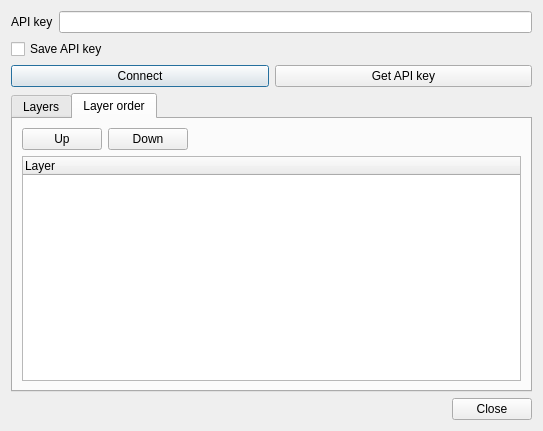
Before: the Qt Designer form addlayersdialogbase.ui in nextgis/qgis_scanex_express, drawn with Qt 5.
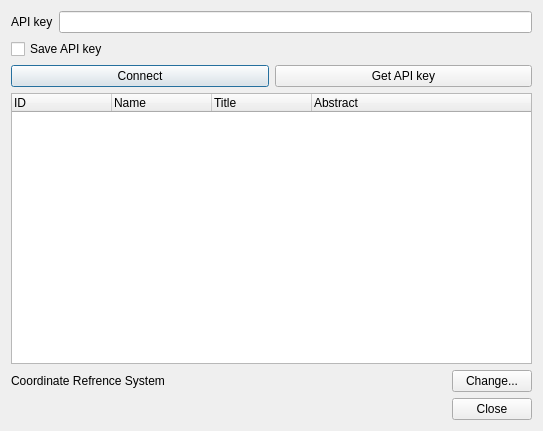
After: the same form once the commit is applied.

Commit message: remove code not used for TMS layers add handling of the bbox to wms provider code ui cleanup

Diff of the .ui file:
```diff
--- a/addlayersdialogbase.ui
+++ b/addlayersdialogbase.ui
@@ -13,7 +13,7 @@
   <property name="windowTitle">
    <string>Load layers from Scanex</string>
   </property>
-  <layout class="QVBoxLayout" name="verticalLayout_2">
+  <layout class="QVBoxLayout" name="verticalLayout">
    <item>
     <layout class="QHBoxLayout" name="horizontalLayout">
      <item>
@@ -58,16 +58,6 @@
     </layout>
    </item>
    <item>
-    <widget class="QTabWidget" name="tabWidget">
-     <property name="currentIndex">
-      <number>1</number>
-     </property>
-     <widget class="QWidget" name="tabLayers">
-      <attribute name="title">
-       <string>Layers</string>
-      </attribute>
-      <layout class="QVBoxLayout" name="verticalLayout">
-       <item>
         <widget class="QTreeWidget" name="lstLayers">
          <property name="sizePolicy">
           <sizepolicy hsizetype="Expanding" vsizetype="Expanding">
@@ -133,58 +123,6 @@
           </widget>
          </item>
         </layout>
-       </item>
-      </layout>
-      <zorder>lstLayers</zorder>
-      <zorder></zorder>
-     </widget>
-     <widget class="QWidget" name="tabOrder">
-      <attribute name="title">
-       <string>Layer order</string>
-      </attribute>
-      <layout class="QGridLayout" name="gridLayout">
-       <item row="1" column="0" colspan="3">
-        <widget class="QTreeWidget" name="lstOrder">
-         <property name="columnCount">
-          <number>1</number>
-         </property>
-         <column>
-          <property name="text">
-           <string>Layer</string>
-          </property>
-         </column>
-        </widget>
-       </item>
-       <item row="0" column="0">
-        <widget class="QPushButton" name="btnLayerUp">
-         <property name="text">
-          <string>Up</string>
-         </property>
-        </widget>
-       </item>
-       <item row="0" column="1">
-        <widget class="QPushButton" name="btnLayerDown">
-         <property name="text">
-          <string>Down</string>
-         </property>
-        </widget>
-       </item>
-       <item row="0" column="2">
-        <spacer name="horizontalSpacer_2">
-         <property name="orientation">
-          <enum>Qt::Horizontal</enum>
-         </property>
-         <property name="sizeHint" stdset="0">
-          <size>
-           <width>40</width>
-           <height>20</height>
-          </size>
-         </property>
-        </spacer>
-       </item>
-      </layout>
-     </widget>
-    </widget>
    </item>
    <item>
     <widget class="QDialogButtonBox" name="buttonBox">
```
Lines whose indentation alone changed are shown as unchanged. The commit also changes 5 other files.
